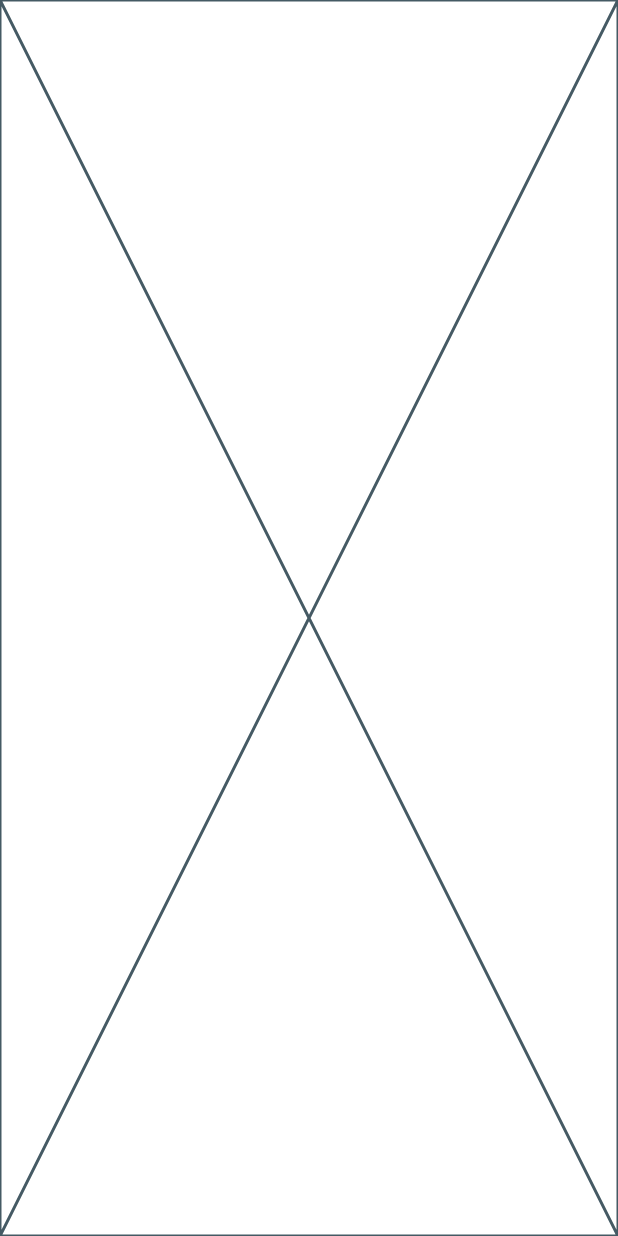
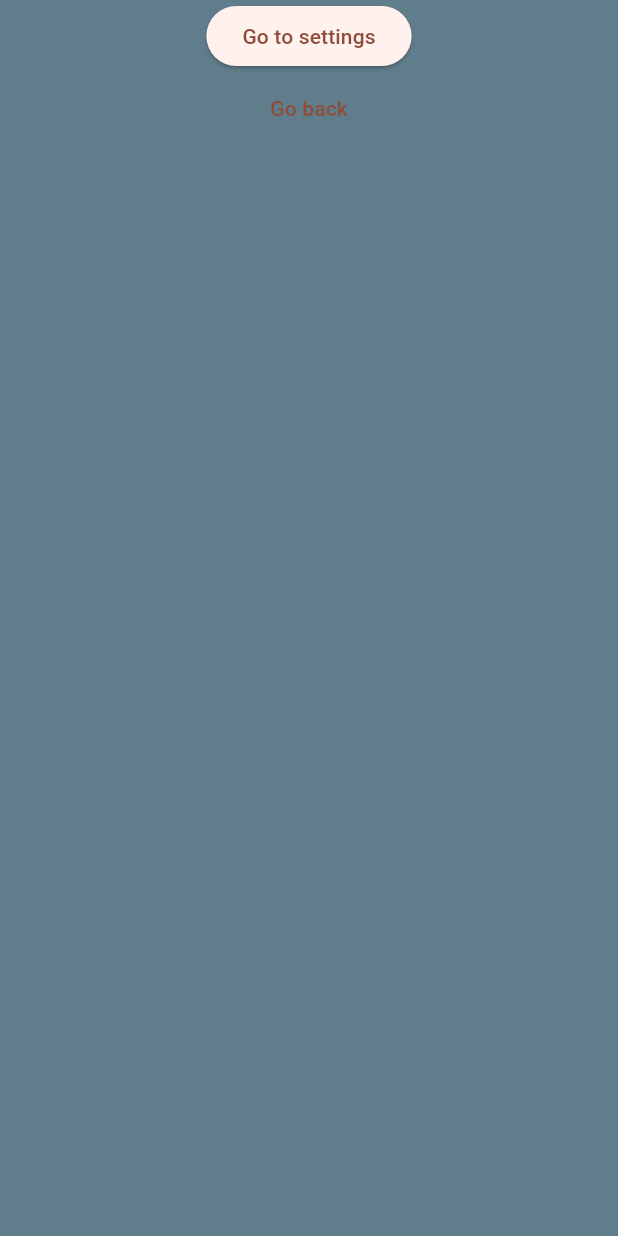
Before and after one commit to koolunkle/Udemy_ToDo, a Flutter app: the screen it shows after launch, on a phone screen of 412 x 824 dp. Run offline on Flutter 3.47's test engine with Material 3 defaults, Android fonts, the phone set to English and light mode, and no system bars; our stand-ins replace go_router.

Commit message:
add: go router

```diff
--- a/lib/presentation/app/app.dart
+++ b/lib/presentation/app/app.dart
@@ -1,10 +1,31 @@
 import 'package:flutter/material.dart';
+import 'package:flutter_localizations/flutter_localizations.dart';
+import 'package:todo/presentation/core/routes.dart';
 
 class App extends StatelessWidget {
   const App({super.key});
 
   @override
   Widget build(BuildContext context) {
-    return const Placeholder();
+    return MaterialApp.router(
+      title: 'ToDo App',
+      localizationsDelegates: [
+        ...GlobalMaterialLocalizations.delegates,
+        GlobalWidgetsLocalizations.delegate,
+      ],
+      themeMode: ThemeMode.system,
+      theme: ThemeData.from(
+        useMaterial3: true,
+        colorScheme: ColorScheme.fromSeed(
+          seedColor: Colors.deepOrange,
+          brightness: Brightness.light,
+        ),
+      ),
+      darkTheme: ThemeData.from(
+        useMaterial3: true,
+        colorScheme: ColorScheme.fromSeed(seedColor: Colors.deepOrange),
+      ),
+      routerConfig: routes,
+    );
   }
 }
--- /dev/null
+++ b/lib/presentation/core/routes.dart
@@ -0,0 +1,67 @@
+import 'package:flutter/material.dart';
+import 'package:go_router/go_router.dart';
+import 'package:todo/presentation/core/go_router_observer.dart';
+
+final GlobalKey<NavigatorState> _rootNavigatorKey = GlobalKey<NavigatorState>(
+  debugLabel: 'root',
+);
+
+final routes = GoRouter(
+  navigatorKey: _rootNavigatorKey,
+  initialLocation: '/home/start',
+  observers: [GoRouterObserver()],
+  routes: [
+    GoRoute(
+      path: '/home/settings',
+      builder: (context, state) {
+        return Container(
+          color: Colors.amber,
+          child: Column(
+            children: [
+              ElevatedButton(
+                onPressed: () => context.push('/home/start'),
+                child: Text('Go to start'),
+              ),
+              TextButton(
+                onPressed: () {
+                  if (context.canPop()) {
+                    context.pop();
+                  } else {
+                    context.push('/home/start');
+                  }
+                },
+                child: Text('Go back'),
+              ),
+            ],
+          ),
+        );
+      },
+    ),
+    GoRoute(
+      path: '/home/start',
+      builder: (context, state) {
+        return Container(
+          color: Colors.blueGrey,
+          child: Column(
+            children: [
+              ElevatedButton(
+                onPressed: () => context.push('/home/settings'),
+                child: Text('Go to settings'),
+              ),
+              TextButton(
+                onPressed: () {
+                  if (context.canPop()) {
+                    context.pop();
+                  } else {
+                    context.push('/home/settings');
+                  }
+                },
+                child: Text('Go back'),
+              ),
+            ],
+          ),
+        );
+      },
+    ),
+  ],
+);
--- a/pubspec.yaml
+++ b/pubspec.yaml
@@ -13,7 +13,12 @@ dependencies:
   flutter:
     sdk: flutter
 
+  flutter_localizations:
+    sdk: flutter
+
   cupertino_icons: ^1.0.8
+
+  go_router: ^15.1.2
 
 dev_dependencies:
   flutter_test:
```
Also changed, not shown: lib/presentation/core/go_router_observer.dart (added, +50 -0 lines), pubspec.lock.
